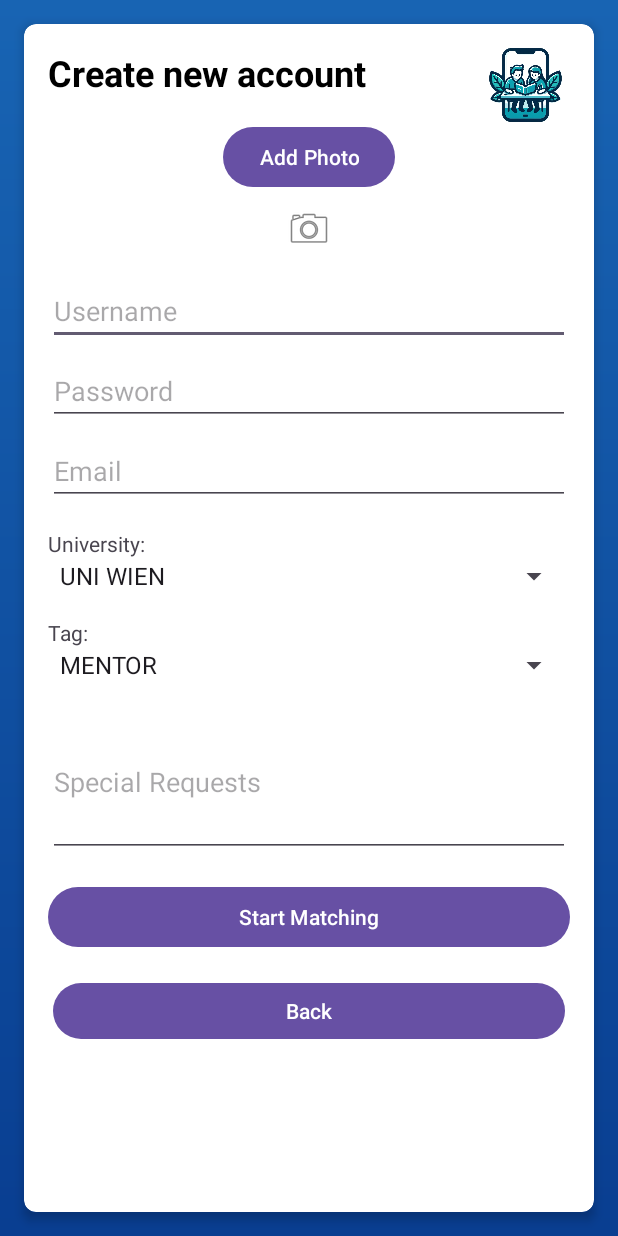
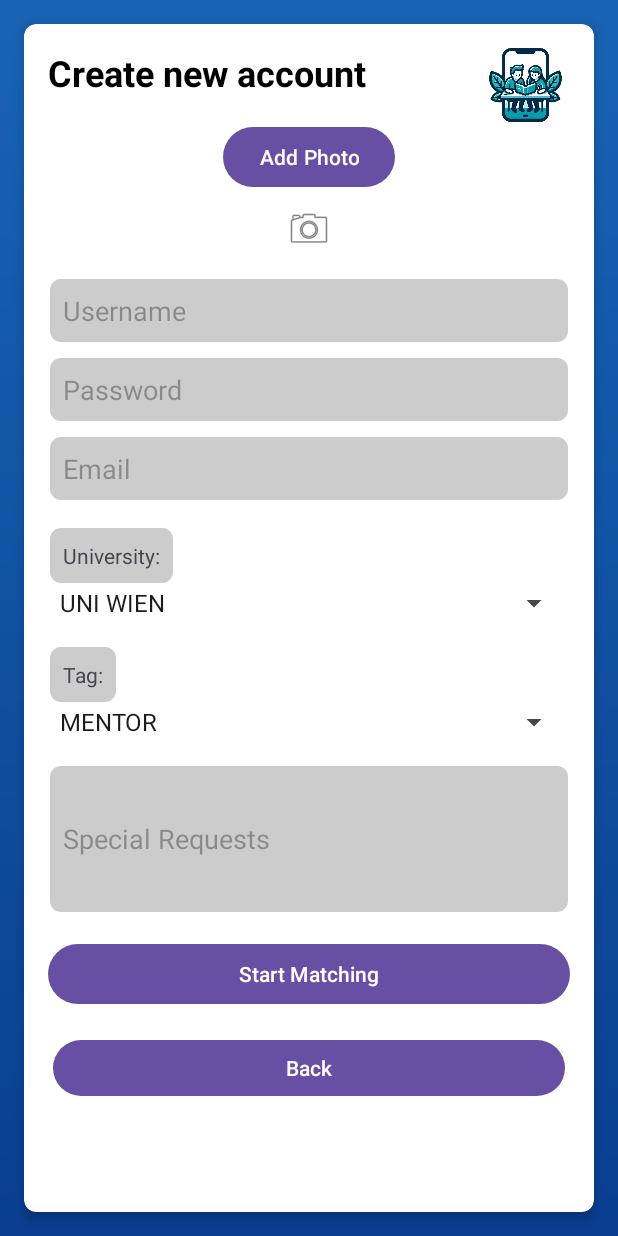
Before and after one commit to T-A-Winter/StudyMate, an Android app: the CreateAccount screen opened directly, with no data from a screen before it, on a phone screen of 412 x 824 dp. Run offline under Robolectric (Android 15) with nearby library versions, the light colour scheme and no system bars; pictures from the network do not load; Roboto replaces fonts that are not available here.

Commit message:
Create Account Layout

```diff
--- a/app/src/main/res/layout/activity_create_account.xml
+++ b/app/src/main/res/layout/activity_create_account.xml
@@ -65,6 +65,7 @@
                     android:layout_width="0dp"
                     android:layout_height="wrap_content"
                     android:hint="Username"
+                    android:background="@drawable/edit_text_background"
                     app:layout_constraintTop_toBottomOf="@id/imageViewPhoto"
                     app:layout_constraintStart_toStartOf="parent"
                     app:layout_constraintEnd_toEndOf="parent"
@@ -76,6 +77,7 @@
                     android:layout_height="wrap_content"
                     android:hint="Password"
                     android:inputType="textPassword"
+                    android:background="@drawable/edit_text_background"
                     app:layout_constraintTop_toBottomOf="@id/usernameEditText"
                     app:layout_constraintStart_toStartOf="parent"
                     app:layout_constraintEnd_toEndOf="parent"
@@ -87,6 +89,7 @@
                     android:layout_height="wrap_content"
                     android:hint="Email"
                     android:inputType="textEmailAddress"
+                    android:background="@drawable/edit_text_background"
                     app:layout_constraintTop_toBottomOf="@id/passwordEditText"
                     app:layout_constraintStart_toStartOf="parent"
                     app:layout_constraintEnd_toEndOf="parent"
@@ -97,6 +100,7 @@
                     android:layout_width="wrap_content"
                     android:layout_height="wrap_content"
                     android:text="University:"
+                    android:background="@drawable/edit_text_background"
                     app:layout_constraintTop_toBottomOf="@id/emailEditText"
                     app:layout_constraintStart_toStartOf="parent"
                     android:layout_marginTop="16dp"/>
@@ -114,6 +118,7 @@
                     android:layout_width="wrap_content"
                     android:layout_height="wrap_content"
                     android:text="Tag:"
+                    android:background="@drawable/edit_text_background"
                     app:layout_constraintTop_toBottomOf="@id/universitySpinner"
                     app:layout_constraintStart_toStartOf="parent"
                     android:layout_marginTop="16dp"/>
@@ -132,6 +137,7 @@
                     android:layout_height="100dp"
                     android:hint="Special Requests"
                     android:inputType="textMultiLine"
+                    android:background="@drawable/edit_text_background"
                     app:layout_constraintTop_toBottomOf="@id/tagSpinner"
                     app:layout_constraintStart_toStartOf="parent"
                     app:layout_constraintEnd_toEndOf="parent"
```
